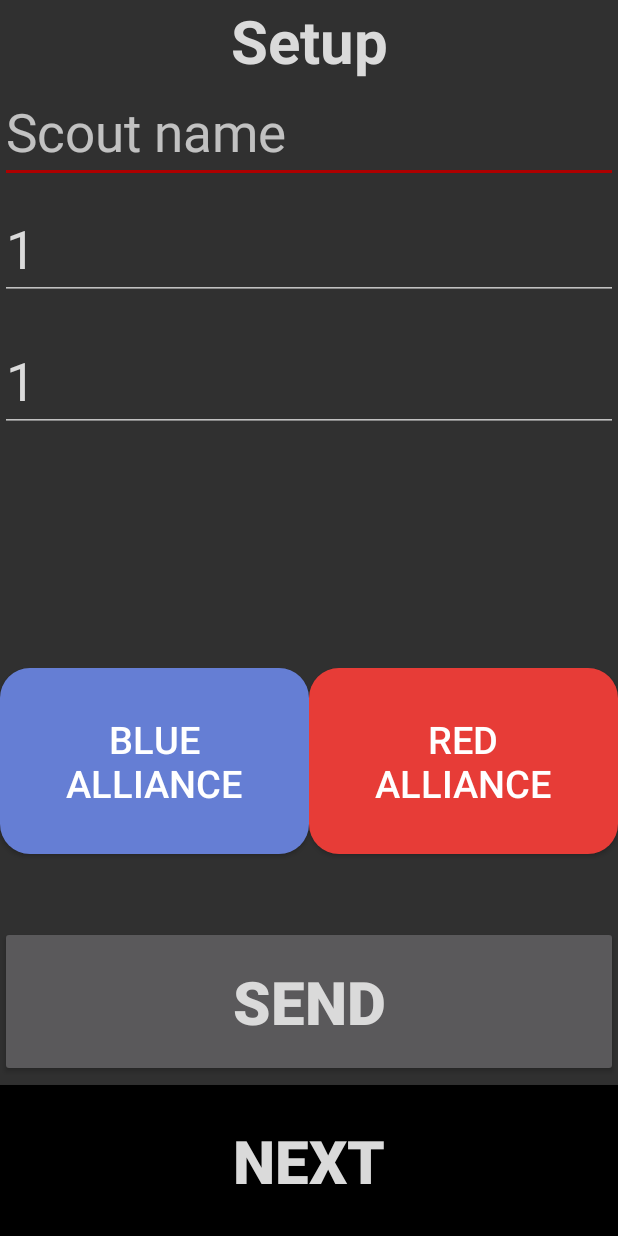
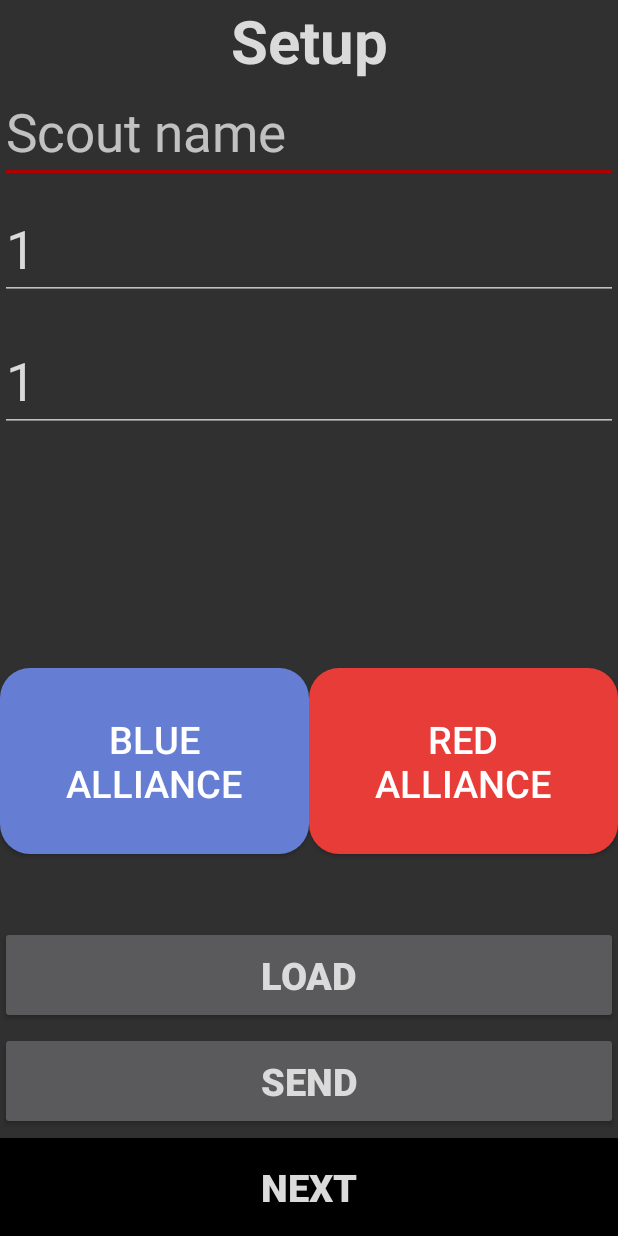
Before and after one commit to FRC4946/2025-Scouting-App, an Android app: the screen it shows after launch (MainActivity), on a phone screen of 412 x 824 dp. Run offline under Robolectric (Android 15) with nearby library versions, the phone set to English and light mode, and no system bars.

Commit message:
load button button(I want to drop kick a declan)

```diff
--- a/app/src/main/res/layout/activity_main1.xml
+++ b/app/src/main/res/layout/activity_main1.xml
@@ -85,6 +85,17 @@
     android:orientation="vertical"
     android:layout_height="match_parent">
     <Button
+        android:id="@+id/loadButton"
+        android:layout_width="match_parent"
+        android:layout_marginTop="5dp"
+        android:text="Load"
+        android:textStyle="bold"
+        android:textAlignment="center"
+        android:textColor="@color/iconColor"
+        android:textSize="25dp"
+        android:layout_weight="1"
+        android:layout_height="match_parent"/>
+    <Button
         android:id="@+id/exitbutton"
         android:layout_width="match_parent"
         android:layout_marginTop="5dp"
@@ -92,17 +103,17 @@
         android:textStyle="bold"
         android:textAlignment="center"
         android:textColor="@color/iconColor"
-        android:textSize="40sp"
-        android:layout_weight="2"
+        android:textSize="25dp"
+        android:layout_weight="1"
         android:layout_height="match_parent"/>
     <Button
         android:id="@+id/nextButton"
         android:layout_width="match_parent"
         android:layout_height="match_parent"
-        android:layout_weight="2"
+        android:layout_weight="1"
         android:layout_marginTop="5dp"
         android:background="@color/colorPrimaryDark"
-        android:textSize="40sp"
+        android:textSize="25dp"
         android:textStyle="bold"
         android:textColor="@color/iconColor"
         android:textAlignment="center"
```
